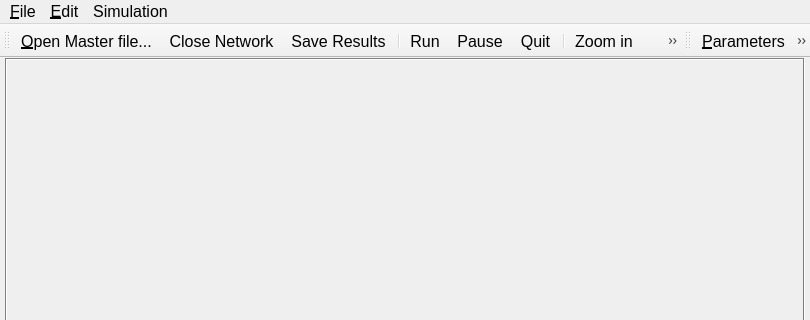
Qt form trunk/gui/canvas_qt4.ui (OdedCats/mezzo) before a commit; both pictures show x 0 to 810 and y 0 to 320 of the 810 by 660 pixel window.
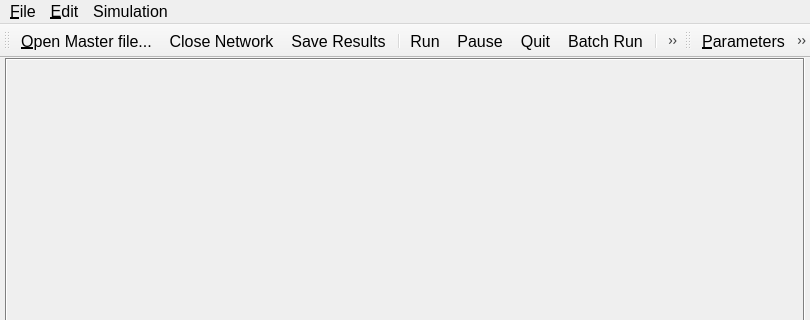
The same form after that commit. Icons and pictures are not drawn.

Commit message: Working on the batch run, first try to get link-time iterations to work

```diff
--- a/trunk/gui/canvas_qt4.ui
+++ b/trunk/gui/canvas_qt4.ui
@@ -659,6 +659,7 @@
    <addaction name="run" />
    <addaction name="breakoff" />
    <addaction name="stop" />
+   <addaction name="batch_run" />
    <addaction name="separator" />
    <addaction name="zoomin" />
    <addaction name="zoomout" />
@@ -930,6 +931,14 @@
     <string>Close Network</string>
    </property>
   </action>
+  <action name="batch_run" >
+   <property name="icon" >
+    <iconset resource="canvas_qt4.qrc" >:/images/batchrun.gif</iconset>
+   </property>
+   <property name="text" >
+    <string>Batch Run</string>
+   </property>
+  </action>
  </widget>
  <includes>
   <include location="global" >qlcdnumber.h</include>
```
Left out of the diff: 1 changed line with no effect on the pictures. The commit also changes 13 other files.
